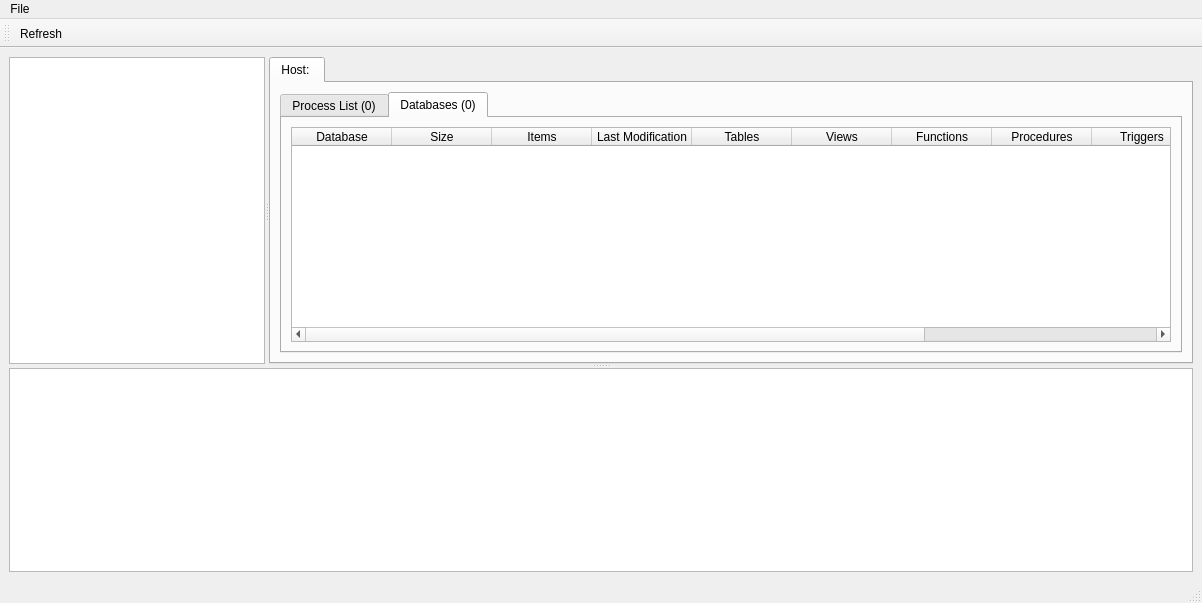
Before: the Qt Designer form qtcreator_assets/pyHeidi/mainwindow.ui in Fapiko/pyHeidi, drawn with Qt 5.
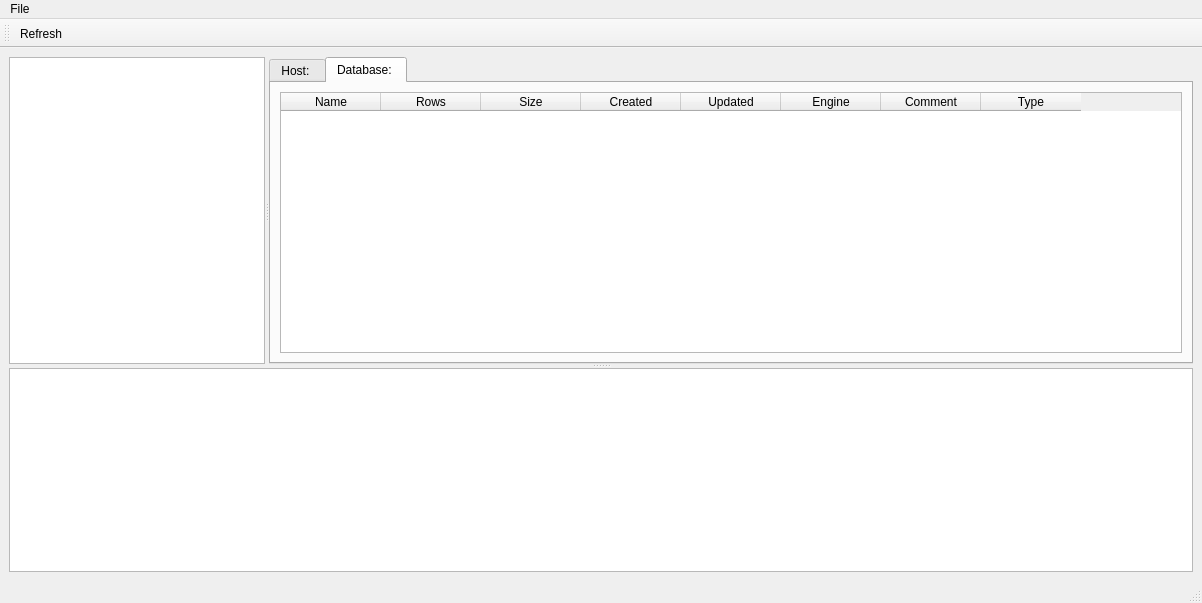
After: the same form once the commit is applied. The open tabs and pages were chosen to show the change. Icons and pictures are not drawn.

```diff
--- a/qtcreator_assets/pyHeidi/mainwindow.ui
+++ b/qtcreator_assets/pyHeidi/mainwindow.ui
@@ -91,7 +91,7 @@
          <enum>QTabWidget::Rounded</enum>
         </property>
         <property name="currentIndex">
-         <number>0</number>
+         <number>1</number>
         </property>
         <widget class="QWidget" name="machineTab">
          <attribute name="icon">
@@ -110,7 +110,7 @@
             </property>
             <widget class="QWidget" name="tab">
              <attribute name="title">
-              <string>Process List (0)</string>
+              <string>Processes</string>
              </attribute>
              <layout class="QVBoxLayout" name="verticalLayout_4">
               <item>
@@ -237,6 +237,61 @@
           </item>
          </layout>
         </widget>
+        <widget class="QWidget" name="tab_2">
+         <attribute name="icon">
+          <iconset resource="resources.qrc">
+           <normaloff>:/icons/resources/icons/database.png</normaloff>:/icons/resources/icons/database.png</iconset>
+         </attribute>
+         <attribute name="title">
+          <string>Database: </string>
+         </attribute>
+         <layout class="QHBoxLayout" name="horizontalLayout">
+          <item>
+           <widget class="QTableWidget" name="tableWidget_2">
+            <column>
+             <property name="text">
+              <string>Name</string>
+             </property>
+            </column>
+            <column>
+             <property name="text">
+              <string>Rows</string>
+             </property>
+            </column>
+            <column>
+             <property name="text">
+              <string>Size</string>
+             </property>
+            </column>
+            <column>
+             <property name="text">
+              <string>Created</string>
+             </property>
+            </column>
+            <column>
+             <property name="text">
+              <string>Updated</string>
+             </property>
+            </column>
+            <column>
+             <property name="text">
+              <string>Engine</string>
+             </property>
+            </column>
+            <column>
+             <property name="text">
+              <string>Comment</string>
+             </property>
+            </column>
+            <column>
+             <property name="text">
+              <string>Type</string>
+             </property>
+            </column>
+           </widget>
+          </item>
+         </layout>
+        </widget>
        </widget>
       </widget>
       <widget class="QTextEdit" name="txtStatus"/>
```
Left out of the diff: 6 changed lines with no effect on the pictures.
